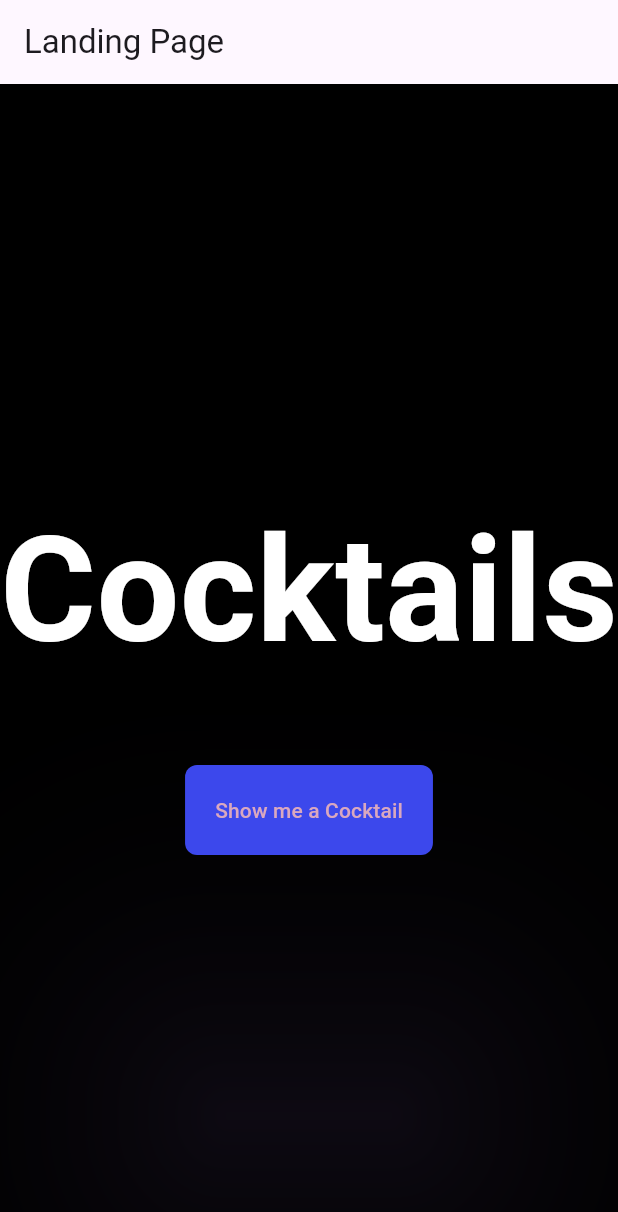
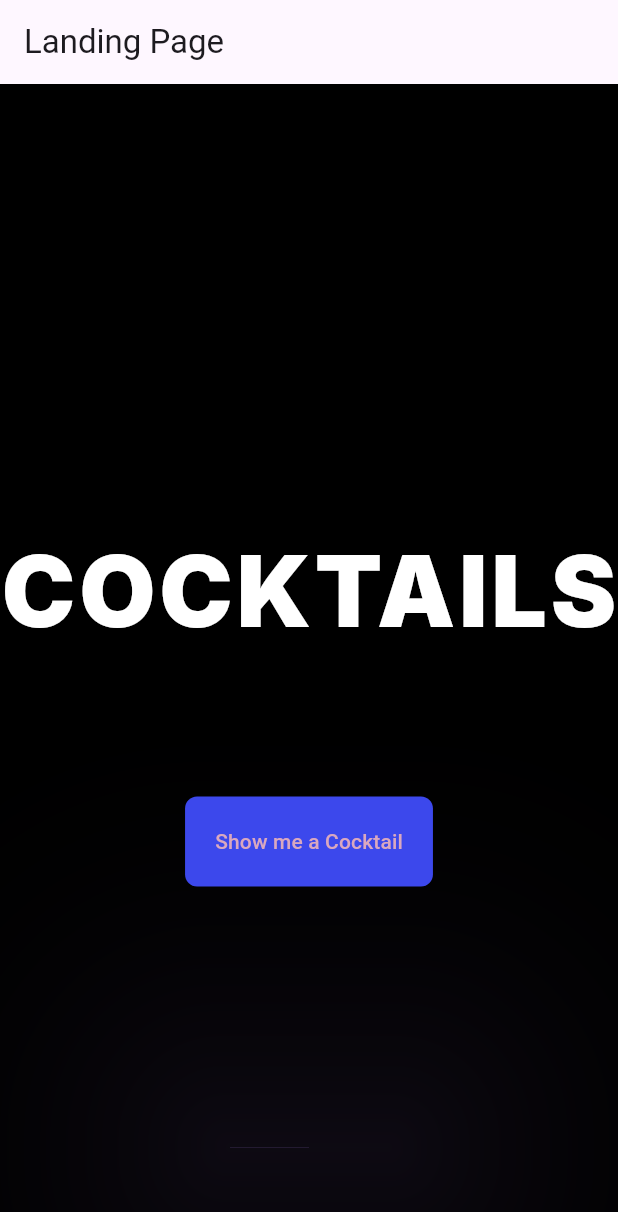
Before and after one commit to Jack-Clarke21/CocktailDBApp, a Flutter app: the screen it shows after launch, on a phone screen of 412 x 824 dp. Shown: the top 1212 px of the screen. Run offline on Flutter 3.47's test engine with Material 3 defaults, Android fonts, the phone set to English and light mode, and no system bars; our stand-ins replace dio, fluro; Roboto replaces fonts that are missing (Impact, Inter).

Commit message:
Style: LandingPage minorupdate

```diff
--- a/random_cocktail_generator/lib/Pages/LandingPage.dart
+++ b/random_cocktail_generator/lib/Pages/LandingPage.dart
@@ -4,8 +4,7 @@
 import '../Widgets/AppColors.dart';
 
 class LandingPage extends StatelessWidget {
-  const LandingPage ({Key? key}) : super(key: key);
-
+  const LandingPage({Key? key}) : super(key: key);
 
   @override
   Widget build(BuildContext context) {
@@ -14,41 +13,44 @@
         theme: ThemeData(
             elevatedButtonTheme: ElevatedButtonThemeData(
                 style: ElevatedButton.styleFrom(
-            foregroundColor: AppColors.getColor(AppColor.buttonTextColor),
+                    foregroundColor:
+                        AppColors.getColor(AppColor.buttonTextColor),
                     backgroundColor: AppColors.getColor(AppColor.primaryColor),
-            disabledForegroundColor: AppColors.getColor(AppColor.secondaryColor),
+                    disabledForegroundColor:
+                        AppColors.getColor(AppColor.secondaryColor),
                     padding: const EdgeInsets.all(20.0),
                     shape: RoundedRectangleBorder(
                       borderRadius: BorderRadius.circular(8.0),
                     ),
                     elevation: 102.0,
-            shadowColor: AppColors.getColor(AppColor.shadowColor)
-          )
-        )
-      ),
+                    shadowColor: AppColors.getColor(AppColor.shadowColor)))),
         home: Scaffold(
           backgroundColor: Colors.black,
           appBar: AppBar(
             title: const Text('Landing Page'),
           ),
-        body: const Center(
+          body: const Stack(
+            children: [
+              Center(
                 child: Column(
                   mainAxisAlignment: MainAxisAlignment.center,
                   crossAxisAlignment: CrossAxisAlignment.center,
                   children: <Widget>[
-              Center(
+                    // Other widgets can be added here
+                    Positioned(
+                      top: 368.0,
                       child: AnimatedTextSwitcher(),
                     ),
-              Center(
-                child: Hero(
-                  tag:'NavigateToMainPageButton',
+                    Hero(
+                      tag: 'NavigateToMainPageButton',
                       child: NavigateToMainPageButton(),
+                    ),
+                  ],
                 ),
               ),
             ],
           ),
-        ),
-      ),
+        )
       );
   }
 }
--- a/random_cocktail_generator/lib/Widgets/animation.dart
+++ b/random_cocktail_generator/lib/Widgets/animation.dart
@@ -10,11 +10,12 @@
 
 class _AnimatedTextSwitcherState extends State<AnimatedTextSwitcher> {
   int _currentIndex = 0;
-  final List<String> words = ["Generate", "Cocktails", "Now"];
+  final List<String> words = ["GENERATE", "COCKTAILS", "NOW"];
   final TextStyle textStyle = const TextStyle(
-    fontFamily: 'Impact',
-    fontWeight: FontWeight.bold,
-    fontSize: 156,
+    fontFamily: 'Inter',
+    fontWeight: FontWeight.w900,
+    fontSize: 210,
+    letterSpacing: 8.0,
     color: Colors.white,
   );
 
@@ -33,8 +34,8 @@
   Widget build(BuildContext context) {
     return Container(
       color: Colors.black,
-      width: double.infinity,
-      height: 200,
+      width: 1280,
+      height: 242,
       child: Center(
         child: AnimatedSwitcher(
           duration: const Duration(seconds: 0),
```
Lines whose indentation alone changed are shown as unchanged.
